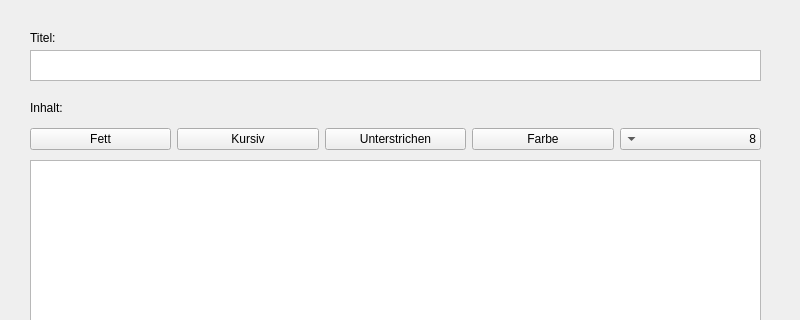
Before: the Qt Designer form detaileditnote.ui in as070700/Noteapp, drawn with Qt 5; both pictures show x 0 to 800 and y 0 to 320 of the 800 by 600 pixel window.
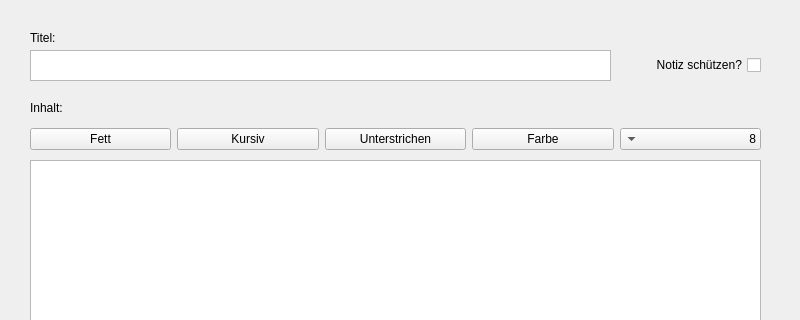
After: the same form once the commit is applied.

```diff
--- a/detaileditnote.ui
+++ b/detaileditnote.ui
@@ -21,7 +21,7 @@
     <rect>
      <x>30</x>
      <y>50</y>
-     <width>731</width>
+     <width>581</width>
      <height>31</height>
     </rect>
    </property>
@@ -167,6 +167,19 @@
     </item>
    </layout>
   </widget>
+  <widget class="QCheckBox" name="passwordProtectionCheckBox_detaileditnote">
+   <property name="geometry">
+    <rect>
+     <x>590</x>
+     <y>50</y>
+     <width>171</width>
+     <height>30</height>
+    </rect>
+   </property>
+   <property name="text">
+    <string>Notiz schützen?</string>
+   </property>
+  </widget>
  </widget>
  <resources/>
  <connections/>
```
Left out of the diff: 35 changed lines with no effect on the pictures.
